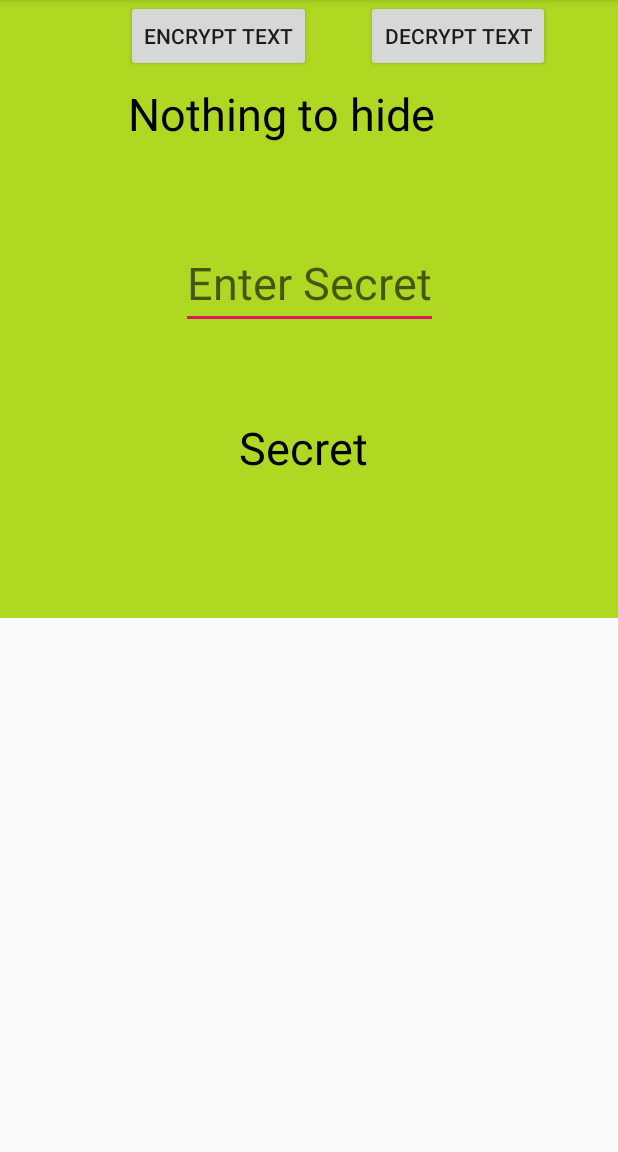
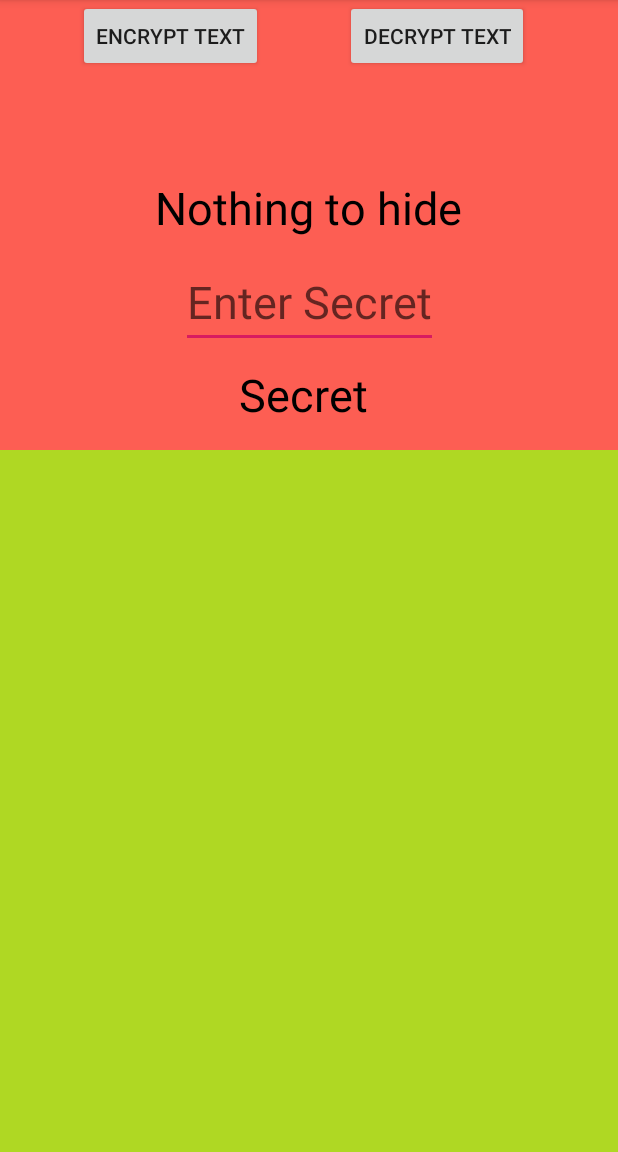
Before and after one commit to YogeshD25/Keystore-Demo, an Android app: the screen it shows after launch (MainActivity), on a phone screen of 412 x 824 dp, the part 84-1236 px from its top. Run offline under Robolectric (Android 15) with nearby library versions, the phone set to English and light mode, and no system bars.

```diff
--- a/app/src/main/java/com/example/sqlcipherexample/EncryptionApi18AndAbove.java
+++ b/app/src/main/java/com/example/sqlcipherexample/EncryptionApi18AndAbove.java
@@ -23,6 +23,7 @@ public class EncryptionApi18AndAbove {
     private Context context;
     private KeyStore keyStore;
     private static String alias = "alias";
+    private AppPreference appPreference = null;
 
     public EncryptionApi18AndAbove(Context context) {
         this.context = context;
@@ -63,6 +64,7 @@ public class EncryptionApi18AndAbove {
             return text;
         }
         try {
+            appPreference = new AppPreference(context);
             KeyStore.PrivateKeyEntry privateKeyEntry = (KeyStore.PrivateKeyEntry) keyStore.getEntry(createNewKeys(alias, context), null);
             PublicKey publicKey = privateKeyEntry.getCertificate().getPublicKey();
             Cipher inCipher = Cipher.getInstance("RSA/ECB/PKCS1Padding");
@@ -73,6 +75,7 @@ public class EncryptionApi18AndAbove {
                     outputStream, inCipher);
             cipherOutputStream.write(text.getBytes("UTF-8"));
             cipherOutputStream.close();
+            appPreference.setMobileNumber(Base64.encodeToString(outputStream.toByteArray(), Base64.DEFAULT));
 
             return Base64.encodeToString(outputStream.toByteArray(), Base64.DEFAULT);
         } catch (Exception e) {
@@ -86,6 +89,7 @@ public class EncryptionApi18AndAbove {
             return text;
         }
         try {
+            appPreference = new AppPreference(context);
             KeyStore.PrivateKeyEntry privateKeyEntry = (KeyStore.PrivateKeyEntry) keyStore.getEntry(createNewKeys(alias, context), null);
             PrivateKey privateKey = privateKeyEntry.getPrivateKey();
 
--- a/app/src/main/java/com/example/sqlcipherexample/MainActivity.java
+++ b/app/src/main/java/com/example/sqlcipherexample/MainActivity.java
@@ -2,27 +2,22 @@ package com.example.sqlcipherexample;
 
 import androidx.appcompat.app.AppCompatActivity;
 
-import android.content.SharedPreferences;
 import android.os.Build;
 import android.os.Bundle;
-import android.util.Log;
 import android.view.View;
 import android.view.WindowManager;
 import android.widget.Button;
 import android.widget.EditText;
 import android.widget.TextView;
-import android.widget.Toast;
+
+import java.util.Arrays;
 
 
 public class MainActivity extends AppCompatActivity {
-    private static final String TAG = "Keystore Android Demo";
-    private static final String SAMPLE_ALIAS = "EntryPoint";
     EditText edtSecret;
     TextView textView, displayText;
     Button btnEncrypt, btnDecrypt;
-    public static final String Name = "nameKey";
-    public static final String Email = "emailKey";
-    String temp = "";
+    private AppPreference appPreference = null;
     EncryptionApi18AndAbove encryptionApi18AndAbove = new EncryptionApi18AndAbove(MainActivity.this);
     EnccryptionOverAPI23 enccryptionOverAPI23 = new EnccryptionOverAPI23(MainActivity.this);
 
@@ -32,28 +27,14 @@ public class MainActivity extends AppCompatActivity {
         getWindow().setFlags(WindowManager.LayoutParams.FLAG_SECURE,
                 WindowManager.LayoutParams.FLAG_SECURE);
         setContentView(R.layout.activity_main);
-        //shredPrefDemo();
+        appPreference = new AppPreference(MainActivity.this);
+        try {
+            enccryptionOverAPI23.generateSecretKeyDemo();
+        } catch (Exception e) {
+            LogUtils.debug(e.toString());
+        }
         initViews();
         performAction();
-
-
-       // InitializeSQLCipher();
-    }
-
-    private void shredPrefDemo() {
-        SharedPreferences pref = getApplicationContext().getSharedPreferences("MyPref", 0); // 0 - for private mode
-        SharedPreferences.Editor editor = pref.edit();
-        String n = "ABCD";
-        String e = "PQRS";
-        editor.putString(Name, n);
-        editor.putString(Email, e);
-        editor.apply();
-        Toast.makeText(this, pref.getString(Name,"asjjd"), Toast.LENGTH_SHORT).show();
-        Toast.makeText(this, pref.getString(Email,"asjjd"), Toast.LENGTH_SHORT).show();
-
-        editor.remove(Name); // will delete key name
-        editor.remove(Email); // will delete key email
-        editor.apply();
     }
 
     private void performAction() {
@@ -61,71 +42,31 @@ public class MainActivity extends AppCompatActivity {
             @Override
             public void onClick(View v) {
                 if (Build.VERSION.SDK_INT >= Build.VERSION_CODES.M) {
-
-                }else{
-                    Log.d("MYAPP: ",encryptionApi18AndAbove.encrypt(edtSecret.getText().toString()));
+                    LogUtils.debug(Arrays.toString(edtSecret.getText().toString().getBytes()));
+                    enccryptionOverAPI23.encrypt(edtSecret.getText().toString().getBytes(),MainActivity.this);
+                } else {
+                    LogUtils.debug("RSA ENTRY CIPHERTEXT: " + encryptionApi18AndAbove.encrypt(edtSecret.getText().toString()));
                 }
-                //encryptText();
             }
         });
 
         btnDecrypt.setOnClickListener(new View.OnClickListener() {
             @Override
             public void onClick(View v) {
-//                decryptText();
                 if (Build.VERSION.SDK_INT >= Build.VERSION_CODES.M) {
-                }else{
-                    Log.d("MYAPP : ",edtSecret.getText().toString()+" :: "+encryptionApi18AndAbove.decrypt(temp));
+                    LogUtils.debug("AES PLAINTEXT:" + enccryptionOverAPI23.decrypt(MainActivity.this));
+                } else {
+                    LogUtils.debug("RSA ENTRY PLAINTEXT: " + encryptionApi18AndAbove.decrypt(appPreference.getMobileNumber()));
                 }
             }
         });
     }
 
     private void initViews() {
-        edtSecret =  findViewById(R.id.edt_secret);
+        edtSecret = findViewById(R.id.edt_secret);
         textView = findViewById(R.id.textView2);
-        btnEncrypt =  findViewById(R.id.btn_encrypt);
+        btnEncrypt = findViewById(R.id.btn_encrypt);
         btnDecrypt = findViewById(R.id.btn_decrypt);
-        displayText =  findViewById(R.id.text_display);
+        displayText = findViewById(R.id.text_display);
     }
-
-//    private void decryptText() {
-//        try {
-//            displayText.setText(decryptor
-//                    .decryptData(SAMPLE_ALIAS, encryptor.getEncryption(), encryptor.getIv()));
-//        } catch (UnrecoverableEntryException | NoSuchAlgorithmException |
-//                KeyStoreException | NoSuchPaddingException | NoSuchProviderException |
-//                IOException | InvalidKeyException e) {
-//            Log.e(TAG, "decryptData() called with: " + e.getMessage(), e);
-//        } catch (IllegalBlockSizeException | BadPaddingException | InvalidAlgorithmParameterException e) {
-//            e.printStackTrace();
-//        }
-//    }
-//
-//    private void encryptText() {
-//
-//        try {
-//            final byte[] encryptedText = encryptor
-//                    .encryptText(SAMPLE_ALIAS, edtSecret.getText().toString());
-//            displayText.setText(Base64.encodeToString(encryptedText, Base64.DEFAULT));
-//        } catch (UnrecoverableEntryException | NoSuchAlgorithmException | NoSuchProviderException |
-//                KeyStoreException | IOException | NoSuchPaddingException | InvalidKeyException e) {
-//            Log.e(TAG, "onClick() called with: " + e.getMessage(), e);
-//        } catch (InvalidAlgorithmParameterException | SignatureException |
-//                IllegalBlockSizeException | BadPaddingException e) {
-//            e.printStackTrace();
-//        }
-//    }
-//
-//
-//    private void InitializeSQLCipher() {
-//        SQLiteDatabase.loadLibs(this);
-//        File databaseFile = getDatabasePath("demo.db");
-//        databaseFile.mkdirs();
-//        databaseFile.delete();
-//        SQLiteDatabase database = SQLiteDatabase.openOrCreateDatabase(databaseFile, "test123", null);
-//        database.execSQL("create table t1(a, b)");
-//        database.execSQL("insert into t1(a, b) values(?, ?)", new Object[]{"one for the money",
-//                "two for the show"});
-//    }
 }
--- a/app/src/main/res/layout/activity_main.xml
+++ b/app/src/main/res/layout/activity_main.xml
@@ -4,14 +4,12 @@
     xmlns:android="http://schemas.android.com/apk/res/android"
     android:layout_width="match_parent"
     android:layout_height="match_parent"
-    tools:context=".MainActivity"
-    >
-    <androidx.constraintlayout.widget.ConstraintLayout xmlns:android="http://schemas.android.com/apk/res/android"
-        xmlns:app="http://schemas.android.com/apk/res-auto"
-        xmlns:tools="http://schemas.android.com/tools"
+    android:background="@color/colorCyan"
+    tools:context=".MainActivity">
+    <androidx.constraintlayout.widget.ConstraintLayout
         android:layout_width="match_parent"
-        android:layout_height="match_parent"
-        android:background="@color/colorCyan">
+        android:layout_height="wrap_content"
+        android:background="@color/colorOrange">
 
         <TextView
             android:id="@+id/textView2"
@@ -21,17 +19,17 @@
             android:textColor="#000000"
             android:textSize="30sp"
             app:layout_constraintBottom_toBottomOf="parent"
-            app:layout_constraintHorizontal_bias="0.411"
+            app:layout_constraintHorizontal_bias="0.497"
             app:layout_constraintLeft_toLeftOf="parent"
             app:layout_constraintRight_toRightOf="parent"
             app:layout_constraintTop_toTopOf="parent"
-            app:layout_constraintVertical_bias="0.149" />
+            app:layout_constraintVertical_bias="0.455" />
 
         <EditText
             android:id="@+id/edt_secret"
             android:layout_width="wrap_content"
             android:layout_height="wrap_content"
-            android:layout_marginTop="62dp"
+            android:layout_marginTop="12dp"
             android:hint="Enter Secret"
             android:textColor="#000000"
             android:textSize="30sp"
@@ -50,14 +48,14 @@
             app:layout_constraintEnd_toEndOf="parent"
             app:layout_constraintStart_toStartOf="parent"
             app:layout_constraintTop_toBottomOf="@+id/edt_secret"
-            app:layout_constraintVertical_bias="0.388" />
+            app:layout_constraintVertical_bias="0.384" />
 
         <Button
             android:id="@+id/btn_encrypt"
             android:layout_width="wrap_content"
             android:layout_height="wrap_content"
-            android:layout_marginStart="84dp"
-            android:layout_marginBottom="364dp"
+            android:layout_marginStart="52dp"
+            android:layout_marginBottom="252dp"
             android:text="Encrypt Text"
             app:layout_constraintBottom_toBottomOf="parent"
             app:layout_constraintStart_toStartOf="parent" />
@@ -66,11 +64,11 @@
             android:id="@+id/btn_decrypt"
             android:layout_width="wrap_content"
             android:layout_height="wrap_content"
-            android:layout_marginBottom="364dp"
+            android:layout_marginBottom="252dp"
             android:text="Decrypt Text"
             app:layout_constraintBottom_toBottomOf="parent"
             app:layout_constraintEnd_toEndOf="parent"
-            app:layout_constraintHorizontal_bias="0.445"
+            app:layout_constraintHorizontal_bias="0.482"
             app:layout_constraintStart_toEndOf="@+id/btn_encrypt" />
 
 
--- a/app/src/main/res/values/colors.xml
+++ b/app/src/main/res/values/colors.xml
@@ -4,4 +4,5 @@
     <color name="colorPrimaryDark">#00574B</color>
     <color name="colorAccent">#D81B60</color>
     <color name="colorCyan">#aFD823</color>
+    <color name="colorOrange">#FD5E53</color>
 </resources>
```
Also changed, not shown: app/src/main/java/com/example/sqlcipherexample/EnccryptionOverAPI23.java (+45 -84 lines), 1 other file.
